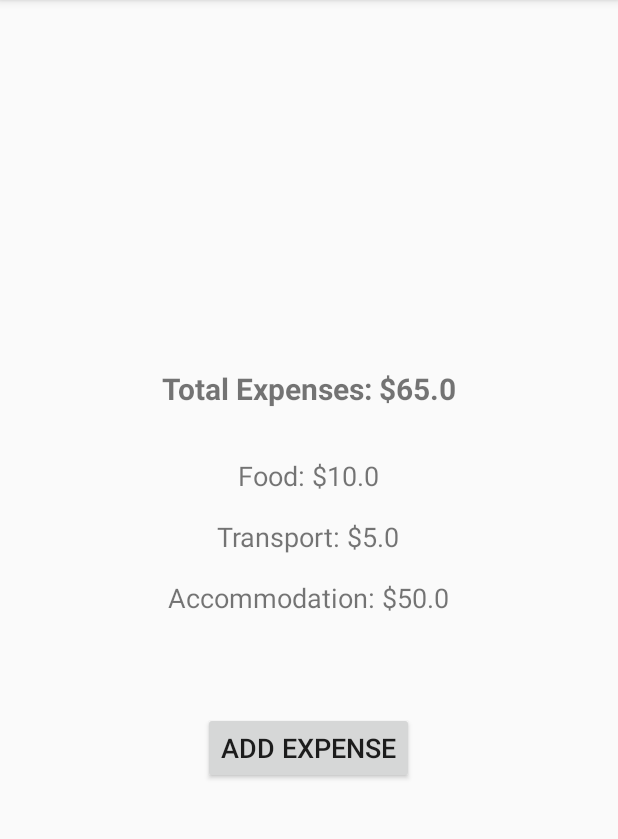
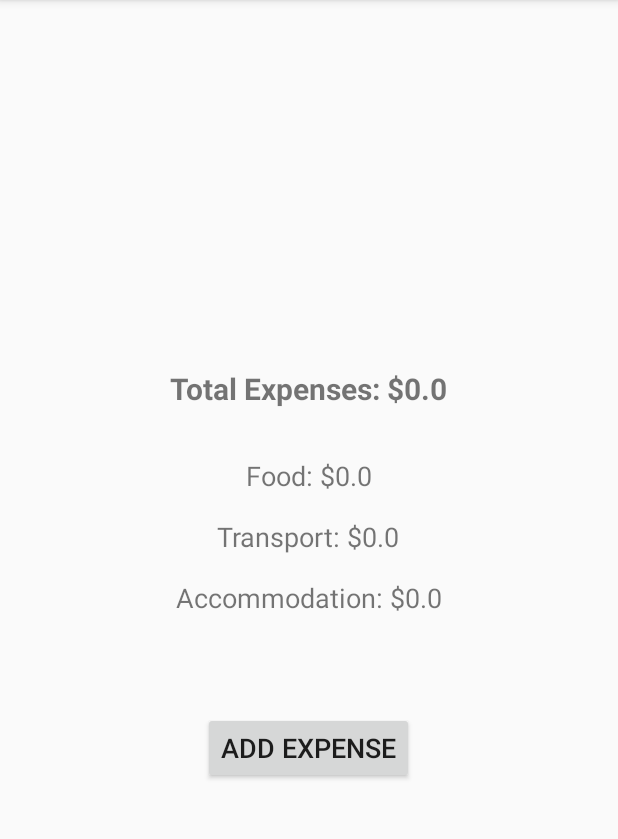
Before and after one commit to Shreeom03/Expense-Tracker-Project, an Android app: the screen it shows after launch (HomeActivity), on a phone screen of 412 x 824 dp, the part 84-923 px from its top. Run offline under Robolectric (Android 15) with nearby library versions, the phone set to English and light mode, and no system bars.

Commit message:
Updating DB

```diff
--- /dev/null
+++ b/app/src/main/java/com/example/labeval/ExpenseManager.java
@@ -0,0 +1,67 @@
+package com.example.labeval;
+
+import java.util.ArrayList;
+import java.util.Date;
+import java.util.List;
+
+public class ExpenseManager {
+
+    // Singleton instance
+    private static ExpenseManager instance;
+
+    // List to hold all expenses
+    private List<Expense> expensesList;
+
+    // Private constructor to prevent instantiation from outside
+    private ExpenseManager() {
+        expensesList = new ArrayList<>();
+    }
+
+    // Get the singleton instance
+    public static ExpenseManager getInstance() {
+        if (instance == null) {
+            instance = new ExpenseManager();
+        }
+        return instance;
+    }
+
+    // Add a new expense
+    public void addExpense(String name, double amount, String category, Date date) {
+        expensesList.add(new Expense(name, amount, category, date));
+    }
+
+    // Update an existing expense (find by name and date)
+    public void updateExpense(String name, Date date, double newAmount) {
+        for (Expense expense : expensesList) {
+            if (expense.getName().equals(name) && expense.getDate().equals(date)) {
+                expense.setAmount(newAmount);
+                break;
+            }
+        }
+    }
+
+    // Get all expenses
+    public List<Expense> getExpenses() {
+        return expensesList;
+    }
+
+    // Get category-wise expenses
+    public double getCategoryExpense(String category) {
+        double total = 0.0;
+        for (Expense expense : expensesList) {
+            if (expense.getCategory().equals(category)) {
+                total += expense.getAmount();
+            }
+        }
+        return total;
+    }
+
+    // Get total expenses
+    public double getTotalExpense() {
+        double total = 0.0;
+        for (Expense expense : expensesList) {
+            total += expense.getAmount();
+        }
+        return total;
+    }
+}
--- a/app/src/main/java/com/example/labeval/HomeActivity.java
+++ b/app/src/main/java/com/example/labeval/HomeActivity.java
@@ -1,6 +1,5 @@
 package com.example.labeval;
 
-import android.annotation.SuppressLint;
 import android.os.Bundle;
 import android.view.View;
 import android.widget.Button;
@@ -9,16 +8,12 @@ import android.widget.Toast;
 
 import androidx.appcompat.app.AppCompatActivity;
 
-import java.util.ArrayList;
-import java.util.HashMap;
-import java.util.List;
-import java.util.Map;
+import java.util.Date;
 
 public class HomeActivity extends AppCompatActivity {
 
     private TextView totalExpenseTextView, foodExpenseTextView, transportExpenseTextView, accommodationExpenseTextView;
     private Button addExpenseButton;
-    private List<Expense> expensesList = new ArrayList<>();  // In-memory list of expenses
 
     @Override
     protected void onCreate(Bundle savedInstanceState) {
@@ -32,46 +27,31 @@ public class HomeActivity extends AppCompatActivity {
         accommodationExpenseTextView = findViewById(R.id.accommodation_expense);
         addExpenseButton = findViewById(R.id.add_expense_button);
 
-        // Sample data (this should ideally come from the database or other source)
-        expensesList.add(new Expense("Lunch", 10.0, "Food", new java.util.Date()));
-        expensesList.add(new Expense("Bus", 5.0, "Transport", new java.util.Date()));
-        expensesList.add(new Expense("Hotel", 50.0, "Accommodation", new java.util.Date()));
-
         // Populate the UI with total expenses and category breakdown
         updateUI();
 
         // Set listener for Add Expense button
         addExpenseButton.setOnClickListener(v -> {
-            // Launch AddExpenseActivity (you will need to add this to your manifest as well)
-            // For now, we show a toast message
-            Toast.makeText(HomeActivity.this, "Add Expense clicked!", Toast.LENGTH_SHORT).show();
+            // Example: Add a new expense to the singleton
+            ExpenseManager.getInstance().addExpense("New Expense", 25.0, "Food", new Date());
+            updateUI();
+            Toast.makeText(HomeActivity.this, "Expense added!", Toast.LENGTH_SHORT).show();
         });
     }
 
     // Method to update the UI with total and category-wise breakdown
-    @SuppressLint("NewApi")
     private void updateUI() {
-        double totalExpense = 0.0;
-        Map<String, Double> categoryExpenses = new HashMap<>();
-
-        // Loop through all expenses and calculate the total and category-wise expenses
-        for (Expense expense : expensesList) {
-            totalExpense += expense.getAmount();
-
-            // Group by category
-            if (categoryExpenses.containsKey(expense.getCategory())) {
-                categoryExpenses.put(expense.getCategory(), categoryExpenses.get(expense.getCategory()) + expense.getAmount());
-            } else {
-                categoryExpenses.put(expense.getCategory(), expense.getAmount());
-            }
-        }
+        double totalExpense = ExpenseManager.getInstance().getTotalExpense();
+        double foodExpense = ExpenseManager.getInstance().getCategoryExpense("Food");
+        double transportExpense = ExpenseManager.getInstance().getCategoryExpense("Transport");
+        double accommodationExpense = ExpenseManager.getInstance().getCategoryExpense("Accommodation");
 
         // Set total expenses
         totalExpenseTextView.setText("Total Expenses: $" + totalExpense);
 
-        // Set category-wise expenses
-        foodExpenseTextView.setText("Food: $" + categoryExpenses.getOrDefault("Food", 0.0));
-        transportExpenseTextView.setText("Transport: $" + categoryExpenses.getOrDefault("Transport", 0.0));
-        accommodationExpenseTextView.setText("Accommodation: $" + categoryExpenses.getOrDefault("Accommodation", 0.0));
+        // Set category-wise expenses (if a category has no expenses, display 0.0)
+        foodExpenseTextView.setText("Food: $" + foodExpense);
+        transportExpenseTextView.setText("Transport: $" + transportExpense);
+        accommodationExpenseTextView.setText("Accommodation: $" + accommodationExpense);
     }
 }
```
Also changed, not shown: app/src/main/java/com/example/labeval/AddExpenseActivity.java (+47 -57 lines), app/src/main/java/com/example/labeval/Expense.java (+18 -1 lines), app/src/main/res/layout/activity_add_expense.xml (+5 -4 lines).
